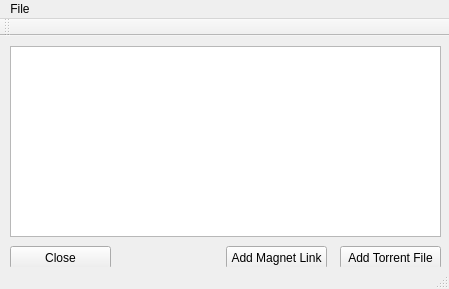
This is src/view/ui/mainwindow.ui in RdeWilde/JoyStream as Qt 5 draws it before an edit. The edited form follows.
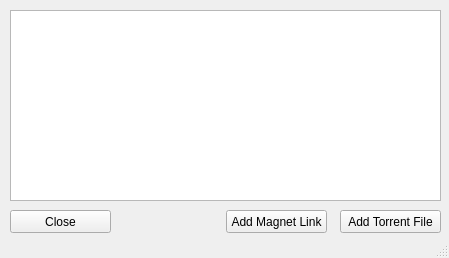
This is the edited form.

```diff
--- a/src/view/ui/mainwindow.ui
+++ b/src/view/ui/mainwindow.ui
@@ -7,7 +7,7 @@
     <x>0</x>
     <y>0</y>
     <width>449</width>
-    <height>289</height>
+    <height>258</height>
    </rect>
   </property>
   <property name="windowTitle">
@@ -64,30 +64,6 @@
     </property>
    </widget>
   </widget>
-  <widget class="QMenuBar" name="menuBar">
-   <property name="geometry">
-    <rect>
-     <x>0</x>
-     <y>0</y>
-     <width>449</width>
-     <height>21</height>
-    </rect>
-   </property>
-   <widget class="QMenu" name="menuFile">
-    <property name="title">
-     <string>File</string>
-    </property>
-   </widget>
-   <addaction name="menuFile"/>
-  </widget>
-  <widget class="QToolBar" name="mainToolBar">
-   <attribute name="toolBarArea">
-    <enum>TopToolBarArea</enum>
-   </attribute>
-   <attribute name="toolBarBreak">
-    <bool>false</bool>
-   </attribute>
-  </widget>
   <widget class="QStatusBar" name="statusBar"/>
  </widget>
  <layoutdefault spacing="6" margin="11"/>
```
